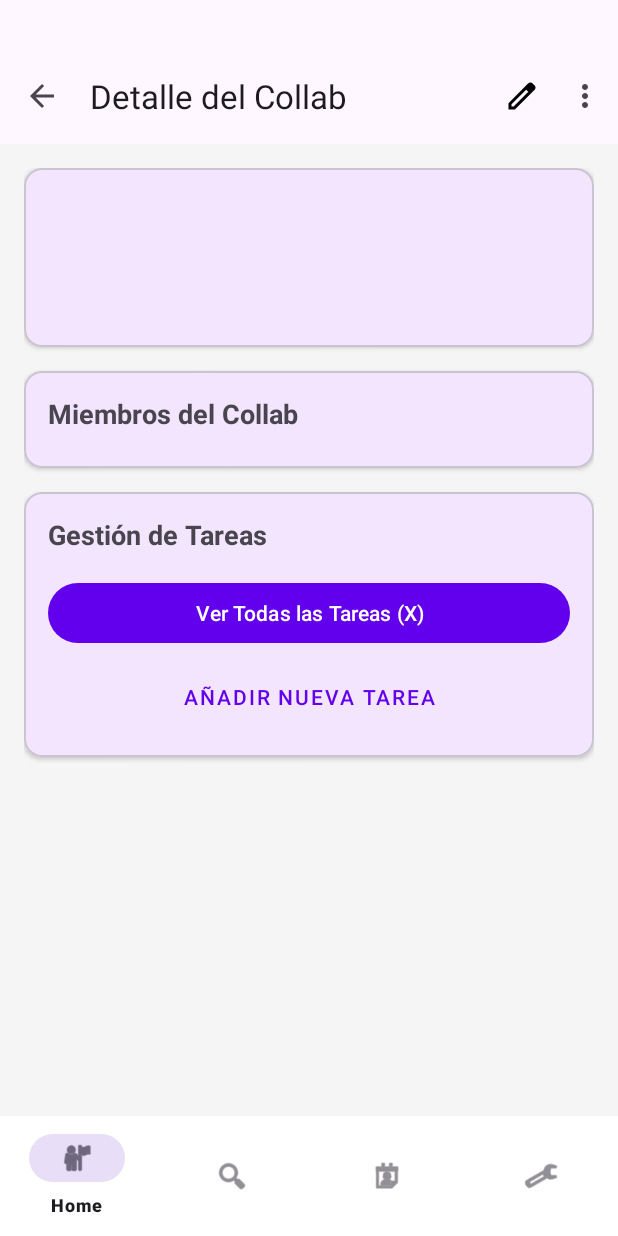
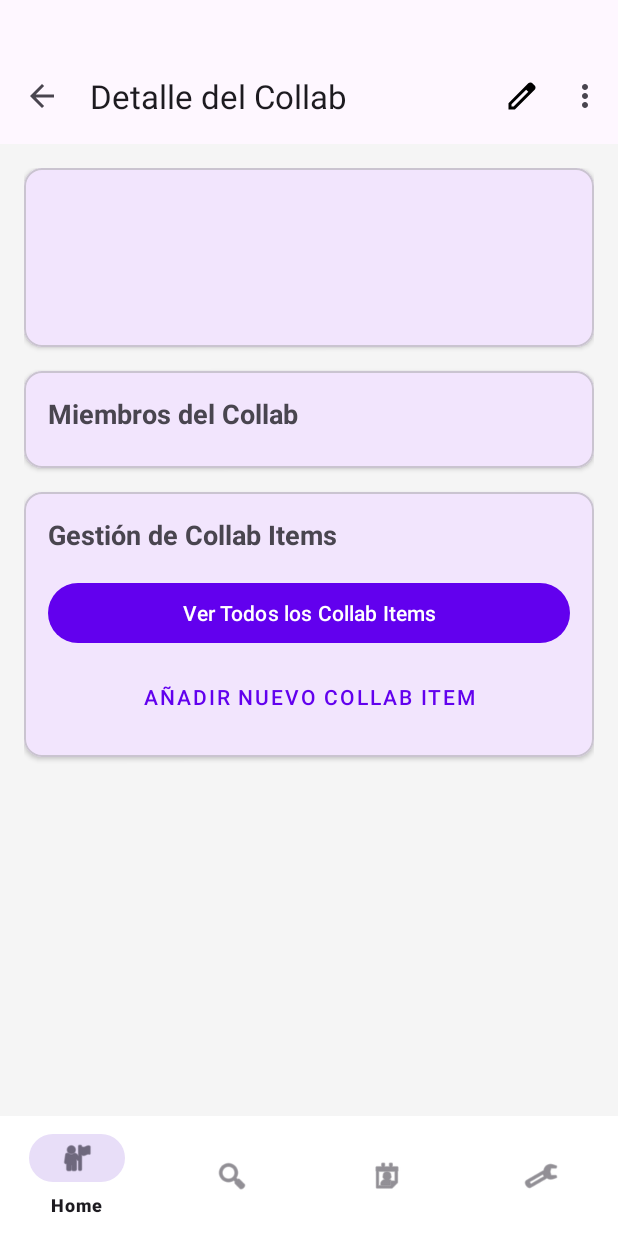
Before and after one commit to alex-boni/PAD-2025-26-G02-CollabUp, an Android app: the fragment CollabDetailFragment placed in its activity, on a phone screen of 412 x 824 dp. Run offline under Robolectric (Android 15) with nearby library versions, the phone set to English and light mode, and no system bars; our stand-ins replace Firebase (no records; nobody signed in at launch, a user with empty details on screens opened directly).

Commit message:
add edit collab atributes

```diff
--- a/app/src/main/java/es/ucm/fdi/pad/collabup/controlador/fragmento/CollabDetailFragment.java
+++ b/app/src/main/java/es/ucm/fdi/pad/collabup/controlador/fragmento/CollabDetailFragment.java
@@ -22,12 +22,14 @@ import es.ucm.fdi.pad.collabup.R;
 // Importa la clase Collab para manejar los datos
 import es.ucm.fdi.pad.collabup.controlador.LoginController;
 import es.ucm.fdi.pad.collabup.modelo.Collab;
+import es.ucm.fdi.pad.collabup.modelo.Usuario;
 import es.ucm.fdi.pad.collabup.modelo.interfaz.OnDataLoadedCallback;
 
 public class CollabDetailFragment extends Fragment {
 
     // 1. RENOMBRAR la clave del argumento
     private static final String ARG_COLLAB_ID = "collab_id";
+    private static final String RESULT_KEY = "collab_updated";
 
     // Variables para almacenar los datos
     private String collabId;
@@ -40,16 +42,11 @@ public class CollabDetailFragment extends Fragment {
     private TextView tvCollabCreator;
     private RecyclerView rvMembers;
     private Button btnViewAllTasks;
-    private Button btnAddTarea;
+    private Button btnAddCollabItem;
 
 
-    public CollabDetailFragment() {
-        // Constructor público requerido
-    }
+    public CollabDetailFragment() {}
 
-    /**
-     * Factory method para crear una nueva instancia pasando el ID del Collab.
-     */
     public static CollabDetailFragment newInstance(String collabId) {
         CollabDetailFragment fragment = new CollabDetailFragment();
         Bundle args = new Bundle();
@@ -69,6 +66,13 @@ public class CollabDetailFragment extends Fragment {
                 Toast.makeText(getContext(), "Error: ID de Collab no proporcionado.", Toast.LENGTH_LONG).show();
             }
         }
+        getParentFragmentManager().setFragmentResultListener(RESULT_KEY, this, (requestKey, result) -> {
+            if (requestKey.equals(RESULT_KEY) && collabId != null) {
+                // El Collab ha sido actualizado, recargamos los datos desde Firestore
+                Toast.makeText(getContext(), "Detectada actualización de Collab. Recargando datos...", Toast.LENGTH_SHORT).show();
+                cargarDetallesDelCollabDesdeFirestore(collabId);
+            }
+        });
     }
 
     @Override
@@ -86,12 +90,12 @@ public class CollabDetailFragment extends Fragment {
         tvCollabDescription = view.findViewById(R.id.tvCollabDescription);
         tvCollabCreator = view.findViewById(R.id.tvCollabCreator);
         rvMembers = view.findViewById(R.id.rvMembers);
-        btnViewAllTasks = view.findViewById(R.id.btnViewAllTasks);
-        btnAddTarea = view.findViewById(R.id.btnAddTarea);
+        btnViewAllTasks = view.findViewById(R.id.btnViewAllCollabItems);
+        btnAddCollabItem = view.findViewById(R.id.btnAddCollabItem);
 
         setupToolbar();
 
-        if (collabId != null) {
+        if (collabId != null ) {
             cargarDetallesDelCollabDesdeFirestore(collabId);
         }
 
@@ -99,7 +103,7 @@ public class CollabDetailFragment extends Fragment {
             Toast.makeText(getContext(), "Navegando a Tareas...", Toast.LENGTH_SHORT).show();
         });
 
-        btnAddTarea.setOnClickListener(v -> {
+        btnAddCollabItem.setOnClickListener(v -> {
             Toast.makeText(getContext(), "Abriendo formulario Tarea...", Toast.LENGTH_SHORT).show();
         });
     }
@@ -115,10 +119,19 @@ public class CollabDetailFragment extends Fragment {
             if (itemId == R.id.action_edit) {
                 // Lógica de edición
                 Toast.makeText(getContext(), "Editar Collab", Toast.LENGTH_SHORT).show();
+                if (collabId != null) {
+                    // Navegar al fragmento de edición, pasándole el ID
+                    Fragment editFragment = CollabEditFragment.newInstance(collabId);
+
+                    getParentFragmentManager().beginTransaction()
+                            .replace(R.id.fragmentApp, editFragment) // R.id.fragmentApp es el contenedor principal
+                            .addToBackStack("collab_detail_tag")
+                            .commit();
+                }
                 return true;
-            } else if (itemId == R.id.action_archive) {
-                // Lógica de archivo
-                Toast.makeText(getContext(), "Archivar Collab", Toast.LENGTH_SHORT).show();
+            } else if (itemId == R.id.action_delete) {
+                // Lógica de eliminación
+                Toast.makeText(getContext(), "Eliminar Collab", Toast.LENGTH_SHORT).show();
                 return true;
             } else if (itemId == R.id.action_exit) {
                 // Lógica para salir del Collab
@@ -140,8 +153,22 @@ public class CollabDetailFragment extends Fragment {
                         currentCollab = data;
                         tvCollabTitle.setText(currentCollab.getNombre());
                         tvCollabDescription.setText(currentCollab.getDescripcion());
-                        tvCollabCreator.setText("Creado por: " + currentCollab.getCreadorId());
+                        Usuario daoUsuario = new Usuario();
+                        daoUsuario.obtener(data.getCreadorId(), new OnDataLoadedCallback<Usuario>() {
+                            @Override
+                            public void onSuccess(Usuario data) {
+                                if(isAdded()){
+                                    tvCollabCreator.setText("Creado por: " + data.getNombre());
+                                }
+                            }
 
+                            @Override
+                            public void onFailure(Exception e) {
+                                if(isAdded()){
+                                    Toast.makeText(getContext(), "Error al cargar creador: " + e.getMessage(), Toast.LENGTH_SHORT).show();
+                                }
+                            }
+                        });
                     }
                 }
 
--- a/app/src/main/res/layout/fragment_collab_detail.xml
+++ b/app/src/main/res/layout/fragment_collab_detail.xml
@@ -9,18 +9,18 @@
 
     <com.google.android.material.appbar.AppBarLayout
         android:layout_width="match_parent"
-            android:paddingTop="32dp"
-        android:layout_height="wrap_content">
+        android:layout_height="wrap_content"
+        android:paddingTop="32dp">
 
         <androidx.appcompat.widget.Toolbar
             android:id="@+id/detailToolbar"
             android:layout_width="match_parent"
             android:layout_height="?attr/actionBarSize"
-            app:title="Detalle del Collab"
+            app:menu="@menu/collab_datail_menu"
             app:navigationIcon="?attr/homeAsUpIndicator"
-            app:menu="@menu/collab_datail_menu"/>
-<!--            app:popupTheme="@style/ThemeOverlay.AppCompat.Light"/>-->
-<!--            android:theme="@style/ThemeOverlay.AppCompat.Dark.ActionBar"-->
+            app:title="Detalle del Collab" />
+        <!--            app:popupTheme="@style/ThemeOverlay.AppCompat.Light"/>-->
+        <!--            android:theme="@style/ThemeOverlay.AppCompat.Dark.ActionBar"-->
 
 
     </com.google.android.material.appbar.AppBarLayout>
@@ -51,25 +51,25 @@
                         android:id="@+id/tvCollabTitle"
                         android:layout_width="wrap_content"
                         android:layout_height="wrap_content"
+                        android:layout_marginBottom="8dp"
                         android:textSize="24sp"
                         android:textStyle="bold"
-                        android:layout_marginBottom="8dp"
-                        tools:text="Mi collab favorito"/>
+                        tools:text="Mi collab favorito" />
 
                     <TextView
                         android:id="@+id/tvCollabDescription"
                         android:layout_width="match_parent"
                         android:layout_height="wrap_content"
                         android:layout_marginBottom="8dp"
-                        tools:text="Vamos a crear unos tareas chulasssssss."/>
+                        tools:text="Vamos a crear unos tareas chulasssssss." />
 
                     <TextView
                         android:id="@+id/tvCollabCreator"
                         android:layout_width="wrap_content"
                         android:layout_height="wrap_content"
+                        android:textColor="?android:attr/textColorSecondary"
                         android:textSize="14sp"
-                        android:textColor="?android:attr/textColorSecondary"
-                        tools:text="Creado por: Alex B. (Tú)"/>
+                        tools:text="Creado por: Alex B. (Tú)" />
                 </LinearLayout>
             </com.google.android.material.card.MaterialCardView>
 
@@ -88,10 +88,10 @@
                     <TextView
                         android:layout_width="wrap_content"
                         android:layout_height="wrap_content"
+                        android:layout_marginBottom="8dp"
                         android:text="Miembros del Collab"
                         android:textSize="18sp"
-                        android:textStyle="bold"
-                        android:layout_marginBottom="8dp"/>
+                        android:textStyle="bold" />
 
                     <androidx.recyclerview.widget.RecyclerView
                         android:id="@+id/rvMembers"
@@ -100,7 +100,8 @@
                         android:orientation="horizontal"
                         app:layoutManager="androidx.recyclerview.widget.LinearLayoutManager"
                         tools:itemCount="5"
-                        tools:listitem="@layout/item_member_circle"/> </LinearLayout>
+                        tools:listitem="@layout/item_member_circle" />
+                </LinearLayout>
             </com.google.android.material.card.MaterialCardView>
 
             <com.google.android.material.card.MaterialCardView
@@ -118,22 +119,24 @@
                     <TextView
                         android:layout_width="wrap_content"
                         android:layout_height="wrap_content"
-                        android:text="Gestión de Tareas"
+                        android:layout_marginBottom="16dp"
+                        android:text="Gestión de Collab Items"
                         android:textSize="18sp"
-                        android:textStyle="bold"
-                        android:layout_marginBottom="16dp"/>
+                        android:textStyle="bold" />
 
                     <Button
-                        android:id="@+id/btnViewAllTasks"
+                        android:id="@+id/btnViewAllCollabItems"
                         android:layout_width="match_parent"
                         android:layout_height="wrap_content"
-                        android:text="Ver Todas las Tareas (X)"
-                        android:layout_marginBottom="8dp"/> <Button
-                    android:id="@+id/btnAddTarea"
-                    android:layout_width="match_parent"
-                    android:layout_height="wrap_content"
-                    android:text="Añadir Nueva Tarea"
-                    style="@style/Widget.MaterialComponents.Button.TextButton"/>
+                        android:layout_marginBottom="8dp"
+                        android:text="Ver Todos los Collab Items" />
+
+                    <Button
+                        android:id="@+id/btnAddCollabItem"
+                        style="@style/Widget.MaterialComponents.Button.TextButton"
+                        android:layout_width="match_parent"
+                        android:layout_height="wrap_content"
+                        android:text="Añadir Nuevo Collab Item" />
 
                 </LinearLayout>
             </com.google.android.material.card.MaterialCardView>
--- a/app/src/main/res/menu/collab_datail_menu.xml
+++ b/app/src/main/res/menu/collab_datail_menu.xml
@@ -9,8 +9,8 @@
         app:showAsAction="ifRoom" />
 
     <item
-        android:id="@+id/action_archive"
-        android:title="Archivar"
+        android:id="@+id/action_delete"
+        android:title="Eliminar Collab"
         app:showAsAction="never" />
 
     <item
```
Also changed, not shown: app/src/main/java/es/ucm/fdi/pad/collabup/controlador/fragmento/CollabEditFragment.java (added, +257 -0 lines), app/src/main/res/layout/fragment_collab_edit_layout.xml (added, +123 -0 lines).
